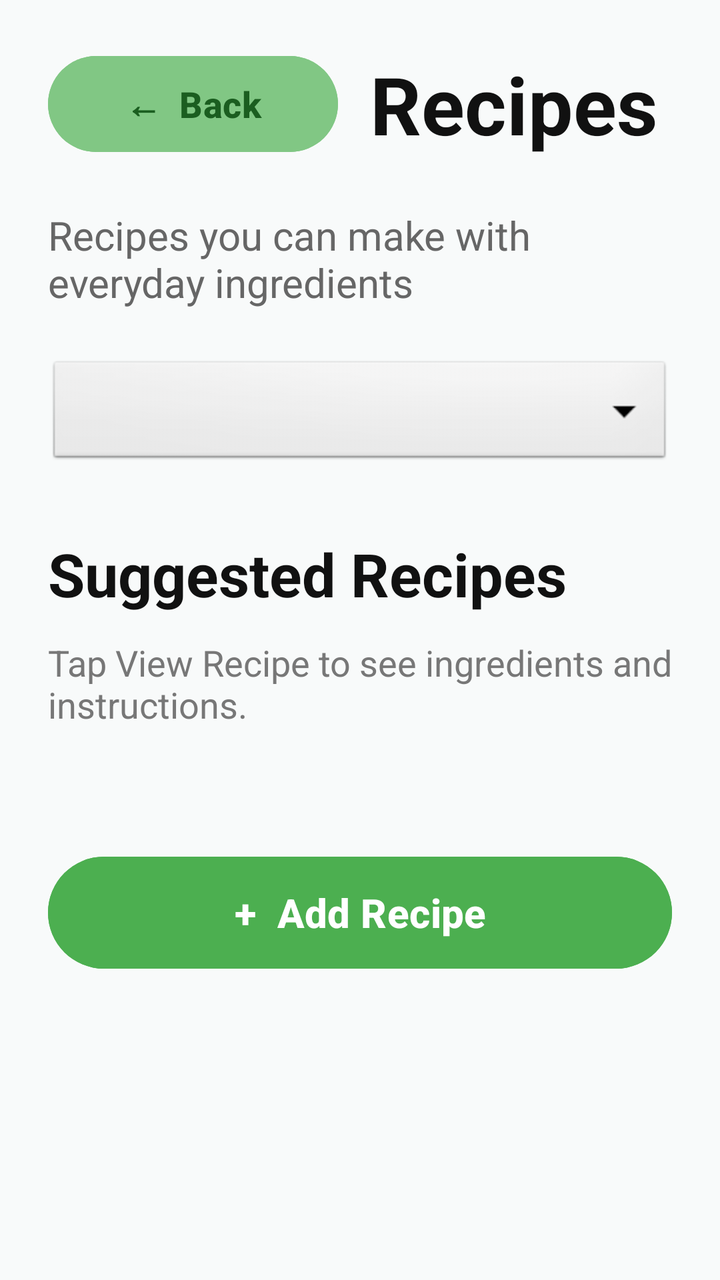
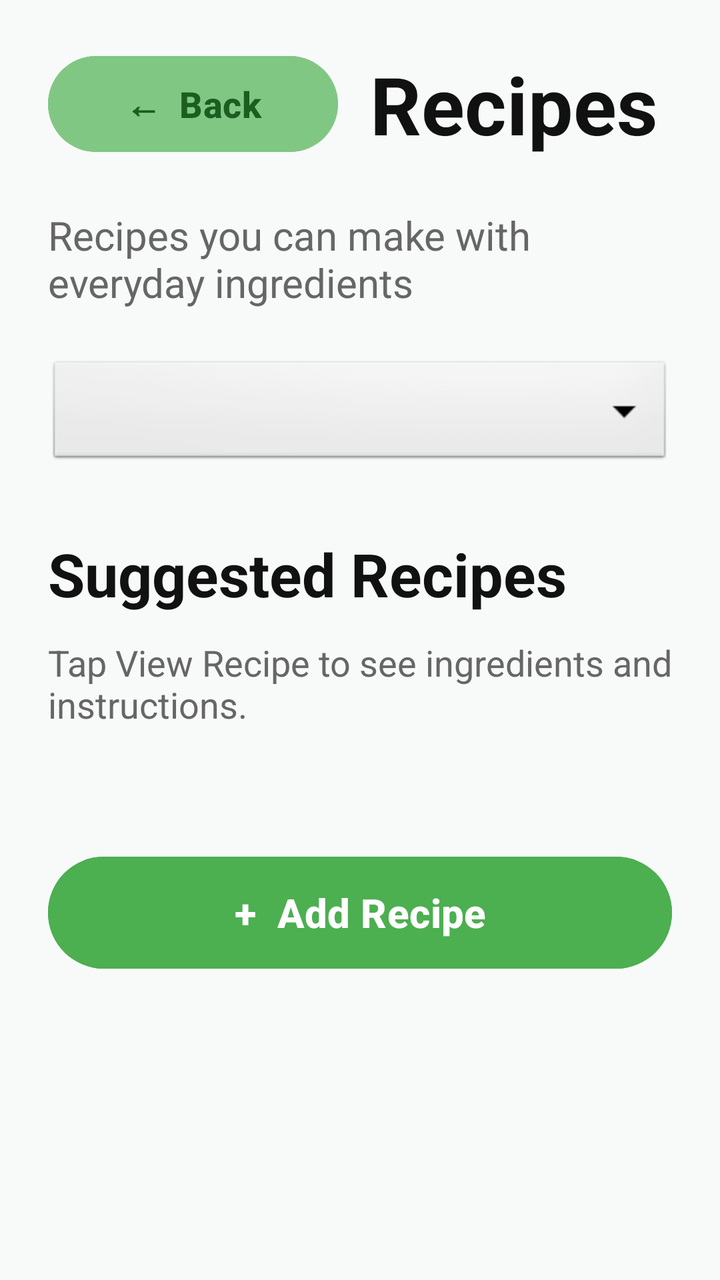

Compare the two renders of this Android layout. The source of the first and the diff that turns it into the second are given below.
<!-- AndroidManifest.xml: application theme Theme.SmartPantryManager -->
<!-- res/layout/activity_recipes.xml -->
<?xml version="1.0" encoding="utf-8"?>
<ScrollView
    xmlns:android="http://schemas.android.com/apk/res/android"
    android:layout_width="match_parent"
    android:layout_height="match_parent"
    android:fillViewport="true"
    android:background="#F8FAFA">

    <LinearLayout
        android:layout_width="match_parent"
        android:layout_height="wrap_content"
        android:orientation="vertical"
        android:padding="24dp">

        
        <LinearLayout
            android:layout_width="match_parent"
            android:layout_height="wrap_content"
            android:orientation="horizontal"
            android:gravity="center_vertical">

            <Button
                android:id="@+id/btnBack"
                android:layout_width="145dp"
                android:layout_height="56dp"
                android:backgroundTint="#81C784"
                android:text="←  Back"
                android:textColor="#1B5E20"
                android:textSize="18sp"
                android:textStyle="bold" />

            <TextView
                android:layout_width="0dp"
                android:layout_height="wrap_content"
                android:layout_weight="1"
                android:layout_marginStart="16dp"
                android:text="Recipes"
                android:textColor="#111111"
                android:textSize="40sp"
                android:textStyle="bold" />

        </LinearLayout>

        
        <TextView
            android:layout_width="match_parent"
            android:layout_height="wrap_content"
            android:layout_marginTop="24dp"
            android:text="Recipes you can make with everyday ingredients"
            android:textColor="#666666"
            android:textSize="20sp" />

        
        <Spinner
            android:id="@+id/recipeFilterSpinner"
            android:layout_width="match_parent"
            android:layout_height="56dp"
            android:layout_marginTop="24dp"
            android:background="@android:drawable/btn_dropdown"
            android:padding="8dp" />

        
        <TextView
            android:layout_width="match_parent"
            android:layout_height="wrap_content"
            android:layout_marginTop="32dp"
            android:text="Suggested Recipes"
            android:textColor="#111111"
            android:textSize="30sp"
            android:textStyle="bold" />

        
        <TextView
            android:layout_width="match_parent"
            android:layout_height="wrap_content"
            android:layout_marginTop="12dp"
            android:text="Tap View Recipe to see ingredients and instructions."
            android:textColor="#777777"
            android:textSize="18sp" />

        
        <LinearLayout
            android:id="@+id/recipeContainer"
            android:layout_width="match_parent"
            android:layout_height="wrap_content"
            android:layout_marginTop="28dp"
            android:orientation="vertical" />

        
        <Button
            android:id="@+id/btnAddRecipe"
            android:layout_width="match_parent"
            android:layout_height="64dp"
            android:layout_marginTop="32dp"
            android:layout_marginBottom="20dp"
            android:backgroundTint="#4CAF50"
            android:text="+  Add Recipe"
            android:textColor="#FFFFFF"
            android:textSize="20sp"
            android:textStyle="bold" />

    </LinearLayout>

</ScrollView>
<!-- resources referenced by this layout -->
<resources>
  <style name="Theme.SmartPantryManager" parent="Base.Theme.SmartPantryManager" />
  <style name="Base.Theme.SmartPantryManager" parent="Theme.Material3.DayNight.NoActionBar">
          
          
      </style>
</resources>

<!-- the commit's change to res/layout/activity_recipes.xml (unified diff, before → after) -->
@@ -4,7 +4,7 @@
     android:layout_width="match_parent"
     android:layout_height="match_parent"
     android:fillViewport="true"
-    android:background="#F8FAFA">
+    android:background="@color/bg_color">
 
     <LinearLayout
         android:layout_width="match_parent"
@@ -23,9 +23,9 @@
                 android:id="@+id/btnBack"
                 android:layout_width="145dp"
                 android:layout_height="56dp"
-                android:backgroundTint="#81C784"
+                android:backgroundTint="@color/accent_green_light"
                 android:text="←  Back"
-                android:textColor="#1B5E20"
+                android:textColor="@color/text_green_dark"
                 android:textSize="18sp"
                 android:textStyle="bold" />
 
@@ -35,7 +35,7 @@
                 android:layout_weight="1"
                 android:layout_marginStart="16dp"
                 android:text="Recipes"
-                android:textColor="#111111"
+                android:textColor="@color/text_primary"
                 android:textSize="40sp"
                 android:textStyle="bold" />
 
@@ -47,7 +47,7 @@
             android:layout_height="wrap_content"
             android:layout_marginTop="24dp"
             android:text="Recipes you can make with everyday ingredients"
-            android:textColor="#666666"
+            android:textColor="@color/text_secondary"
             android:textSize="20sp" />
 
         
@@ -65,7 +65,7 @@
             android:layout_height="wrap_content"
             android:layout_marginTop="32dp"
             android:text="Suggested Recipes"
-            android:textColor="#111111"
+            android:textColor="@color/text_primary"
             android:textSize="30sp"
             android:textStyle="bold" />
 
@@ -75,7 +75,7 @@
             android:layout_height="wrap_content"
             android:layout_marginTop="12dp"
             android:text="Tap View Recipe to see ingredients and instructions."
-            android:textColor="#777777"
+            android:textColor="@color/text_secondary"
             android:textSize="18sp" />
 
         
@@ -93,7 +93,7 @@
             android:layout_height="64dp"
             android:layout_marginTop="32dp"
             android:layout_marginBottom="20dp"
-            android:backgroundTint="#4CAF50"
+            android:backgroundTint="@color/primary_green"
             android:text="+  Add Recipe"
             android:textColor="#FFFFFF"
             android:textSize="20sp"
<!-- resource entries referenced after the edit -->
@@ -1,9 +1,17 @@
 <!-- resources referenced by this layout -->
 <resources>
+  <color name="accent_green_light">#81C784</color>
+  <color name="bg_color">#F8FAFA</color>
+  <color name="primary_green">#4CAF50</color>
+  <color name="text_green_dark">#1B5E20</color>
+  <color name="text_primary">#111111</color>
+  <color name="text_secondary">#666666</color>
   <style name="Theme.SmartPantryManager" parent="Base.Theme.SmartPantryManager" />
   <style name="Base.Theme.SmartPantryManager" parent="Theme.Material3.DayNight.NoActionBar">
-          
-          
+          <item name="colorPrimary">@color/primary_green</item>
+          <item name="android:windowBackground">@color/bg_color</item>
+          <item name="colorSurface">@color/card_bg</item>
       </style>
+  <color name="card_bg">#FFFFFF</color>
 </resources>
 
